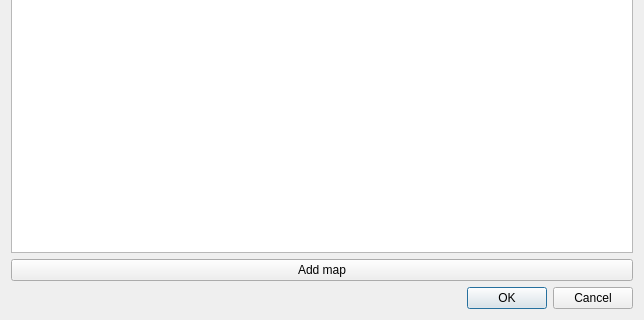
Above: gui/designer_subject_sensor_map.ui from jacob-kamminga/AI-Sensus before the change; both pictures show x 0 to 644 and y 203 to 523 of the 644 by 523 pixel window. Below: the same form after it.
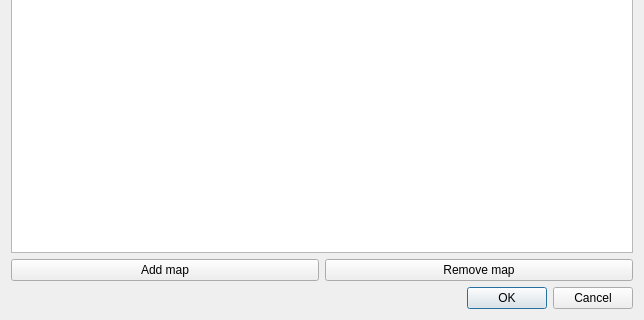
That is the form after the change.

Commit message: Add remove option for subject-sensor-maps

```diff
--- a/gui/designer_subject_sensor_map.ui
+++ b/gui/designer_subject_sensor_map.ui
@@ -30,11 +30,22 @@
       </widget>
      </item>
      <item>
+      <layout class="QHBoxLayout" name="horizontalLayout">
+       <item>
       <widget class="QPushButton" name="pushButton_add_map">
        <property name="text">
         <string>Add map</string>
        </property>
       </widget>
+       </item>
+       <item>
+        <widget class="QPushButton" name="pushButton_remove_map">
+         <property name="text">
+          <string>Remove map</string>
+         </property>
+        </widget>
+       </item>
+      </layout>
      </item>
      <item>
       <widget class="QDialogButtonBox" name="buttonBox">
```
Left out of the diff: 2 changed lines with no effect on the pictures. Lines whose indentation alone changed are shown as unchanged. The commit also changes 5 other files.
